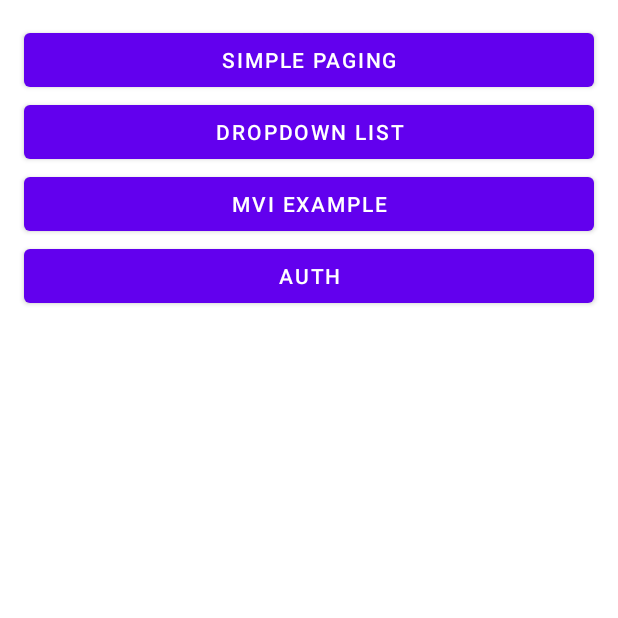
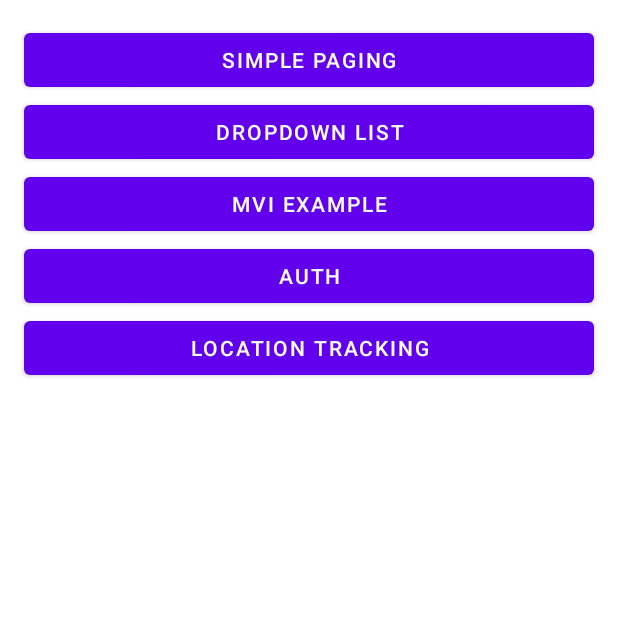
Before and after one commit to git-cdv/BestPractices, an Android app: the screen it shows after launch (MainActivity), on a phone screen of 412 x 824 dp, the top half of it. Run offline under Robolectric (Android 15) with nearby library versions, the phone set to English and light mode, and no system bars; our stand-ins replace Dagger/Hilt's generated code.

Commit message:
Finished Location tracking

```diff
--- a/app/build.gradle
+++ b/app/build.gradle
@@ -99,4 +99,10 @@ dependencies {
     //image
     implementation("io.coil-kt:coil:2.1.0")
 
+    // Location Services
+    implementation 'com.google.android.gms:play-services-location:20.0.0'
+
+    //maps
+    implementation 'com.google.android.gms:play-services-maps:18.1.0'
+
 }
--- a/app/src/main/java/com/chkan/bestpractices/main/App.kt
+++ b/app/src/main/java/com/chkan/bestpractices/main/App.kt
@@ -1,7 +1,25 @@
 package com.chkan.bestpractices.main
 
 import android.app.Application
+import android.app.NotificationChannel
+import android.app.NotificationManager
+import android.content.Context
+import android.os.Build
 import dagger.hilt.android.HiltAndroidApp
 
 @HiltAndroidApp
-class App : Application()
+class App : Application() {
+
+    override fun onCreate() {
+        super.onCreate()
+        if(Build.VERSION.SDK_INT >= Build.VERSION_CODES.O) {
+            val channel = NotificationChannel(
+                "location",
+                "Location",
+                NotificationManager.IMPORTANCE_LOW
+            )
+            val notificationManager = getSystemService(Context.NOTIFICATION_SERVICE) as NotificationManager
+            notificationManager.createNotificationChannel(channel)
+        }
+    }
+}
--- a/app/src/main/java/com/chkan/bestpractices/main/MenuFragment.kt
+++ b/app/src/main/java/com/chkan/bestpractices/main/MenuFragment.kt
@@ -29,6 +29,9 @@ class MenuFragment : BaseFragment<FragmentMenuBinding>(FragmentMenuBinding::infl
             btnAuth.setOnClickListener {
                 findNavController().navigate(R.id.auth_graph)
             }
+            btnLocation.setOnClickListener {
+                findNavController().navigate(R.id.action_menuFragment_to_locationFragment)
+            }
         }
     }
 
--- a/app/src/main/res/layout/fragment_menu.xml
+++ b/app/src/main/res/layout/fragment_menu.xml
@@ -52,4 +52,15 @@
         app:layout_constraintStart_toStartOf="parent"
         app:layout_constraintTop_toBottomOf="@+id/btn_mvi" />
 
+    <com.google.android.material.button.MaterialButton
+        android:id="@+id/btn_location"
+        android:layout_width="match_parent"
+        android:layout_height="wrap_content"
+        android:layout_marginHorizontal="16dp"
+        android:layout_marginBottom="32dp"
+        android:text="@string/location_tracking"
+        app:layout_constraintEnd_toEndOf="parent"
+        app:layout_constraintStart_toStartOf="parent"
+        app:layout_constraintTop_toBottomOf="@+id/btn_auth" />
+
 </androidx.constraintlayout.widget.ConstraintLayout>
--- a/app/src/main/res/navigation/main_graph.xml
+++ b/app/src/main/res/navigation/main_graph.xml
@@ -25,6 +25,9 @@
         <action
             android:id="@+id/action_menuFragment_to_dropDownFragment"
             app:destination="@id/dropDownFragment" />
+        <action
+            android:id="@+id/action_menuFragment_to_locationFragment"
+            app:destination="@id/locationFragment" />
     </fragment>
     <fragment
         android:id="@+id/mviListFragment"
@@ -38,4 +41,9 @@
         tools:layout="@layout/fragment_drop_down" />
 
     <include app:graph="@navigation/auth_graph" />
+    <fragment
+        android:id="@+id/locationFragment"
+        android:name="com.chkan.bestpractices.location_tracking.LocationFragment"
+        android:label="fragment_location"
+        tools:layout="@layout/fragment_location" />
 </navigation>
--- a/app/src/main/res/values/strings.xml
+++ b/app/src/main/res/values/strings.xml
@@ -13,5 +13,8 @@
     <string name="corrupt_access_token">Corrupt access token</string>
     <string name="logout">Logout</string>
     <string name="auth_login">Auth_login</string>
+    <string name="start">Start</string>
+    <string name="stop">Stop</string>
+    <string name="location_tracking">Location tracking</string>
 
 </resources>
```
Also changed, not shown: app/src/main/AndroidManifest.xml (+10 -0 lines), app/src/main/java/com/chkan/bestpractices/location_tracking/ContextExt.kt (added, +17 -0 lines), app/src/main/java/com/chkan/bestpractices/location_tracking/DefaultLocationClient.kt (added, +60 -0 lines), app/src/main/java/com/chkan/bestpractices/location_tracking/LocationClient.kt (added, +10 -0 lines), app/src/main/java/com/chkan/bestpractices/location_tracking/LocationFragment.kt (added, +89 -0 lines), app/src/main/java/com/chkan/bestpractices/location_tracking/LocationService.kt (added, +95 -0 lines), app/src/main/res/layout/fragment_location.xml (added, +31 -0 lines).
